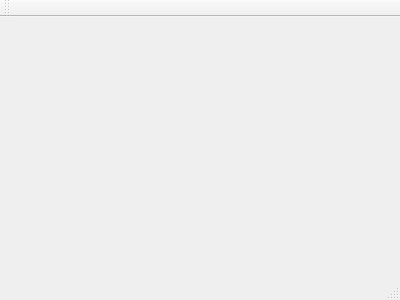
Before: the Qt Designer form TimerTest/TimerTest/windowtimertest.ui in martro/RoboDriftSensors, drawn with Qt 5.
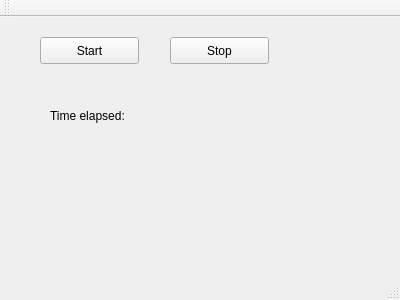
After: the same form once the commit is applied.

The edit to the form file:
```diff
--- a/TimerTest/TimerTest/windowtimertest.ui
+++ b/TimerTest/TimerTest/windowtimertest.ui
@@ -12,13 +12,81 @@
   <property name="windowTitle" >
    <string>WindowTimerTest</string>
   </property>
-  <widget class="QMenuBar" name="menuBar" />
-  <widget class="QToolBar" name="mainToolBar" />
-  <widget class="QWidget" name="centralWidget" />
-  <widget class="QStatusBar" name="statusBar" />
+  <widget class="QWidget" name="centralWidget">
+   <widget class="QPushButton" name="Start">
+    <property name="geometry">
+     <rect>
+      <x>40</x>
+      <y>20</y>
+      <width>99</width>
+      <height>27</height>
+     </rect>
+    </property>
+    <property name="text">
+     <string>Start</string>
+    </property>
+   </widget>
+   <widget class="QPushButton" name="Stop">
+    <property name="geometry">
+     <rect>
+      <x>170</x>
+      <y>20</y>
+      <width>99</width>
+      <height>27</height>
+     </rect>
+    </property>
+    <property name="text">
+     <string>Stop</string>
+    </property>
+   </widget>
+   <widget class="QLabel" name="label">
+    <property name="geometry">
+     <rect>
+      <x>50</x>
+      <y>90</y>
+      <width>101</width>
+      <height>17</height>
+     </rect>
+    </property>
+    <property name="text">
+     <string>Time elapsed:</string>
+    </property>
+   </widget>
+   <widget class="QLabel" name="time">
+    <property name="geometry">
+     <rect>
+      <x>160</x>
+      <y>90</y>
+      <width>67</width>
+      <height>17</height>
+     </rect>
+    </property>
+    <property name="text">
+     <string/>
+    </property>
+   </widget>
+  </widget>
+  <widget class="QMenuBar" name="menuBar">
+   <property name="geometry">
+    <rect>
+     <x>0</x>
+     <y>0</y>
+     <width>400</width>
+     <height>25</height>
+    </rect>
+   </property>
+  </widget>
+  <widget class="QToolBar" name="mainToolBar">
+   <attribute name="toolBarArea">
+    <enum>TopToolBarArea</enum>
+   </attribute>
+   <attribute name="toolBarBreak">
+    <bool>false</bool>
+   </attribute>
+  </widget>
+  <widget class="QStatusBar" name="statusBar"/>
  </widget>
- <layoutDefault spacing="6" margin="11" />
- <pixmapfunction></pixmapfunction>
+ <layoutdefault spacing="6" margin="11"/>
  <resources/>
  <connections/>
 </ui>
```
Left out of the diff: 7 changed lines with no effect on the pictures.
